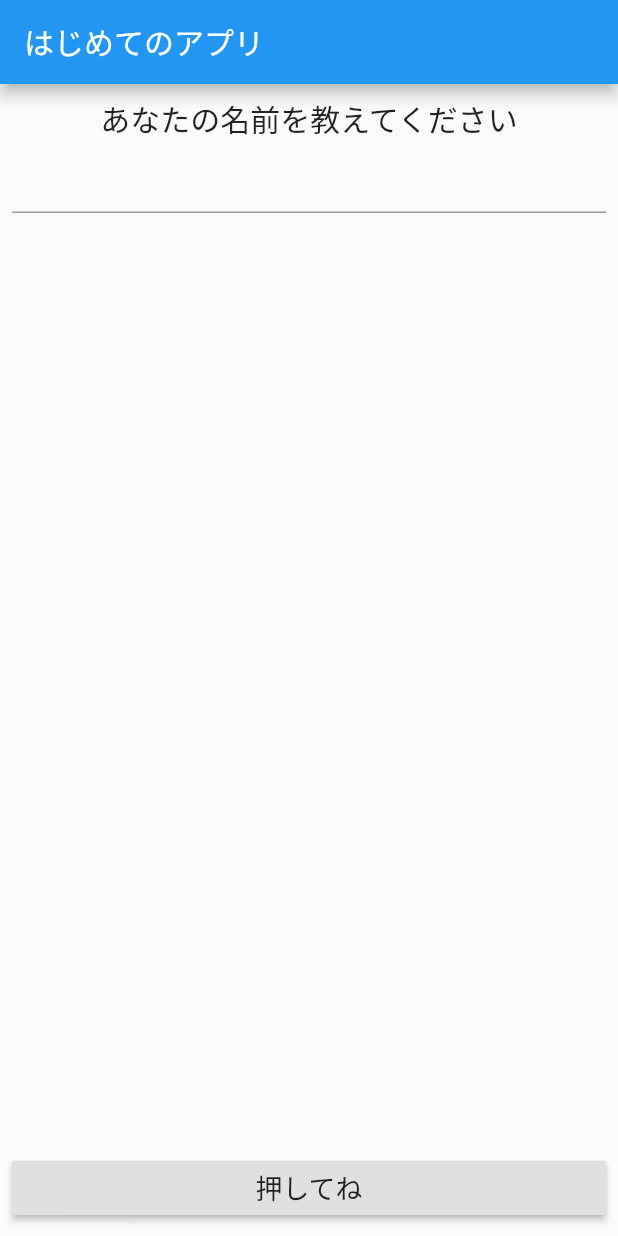
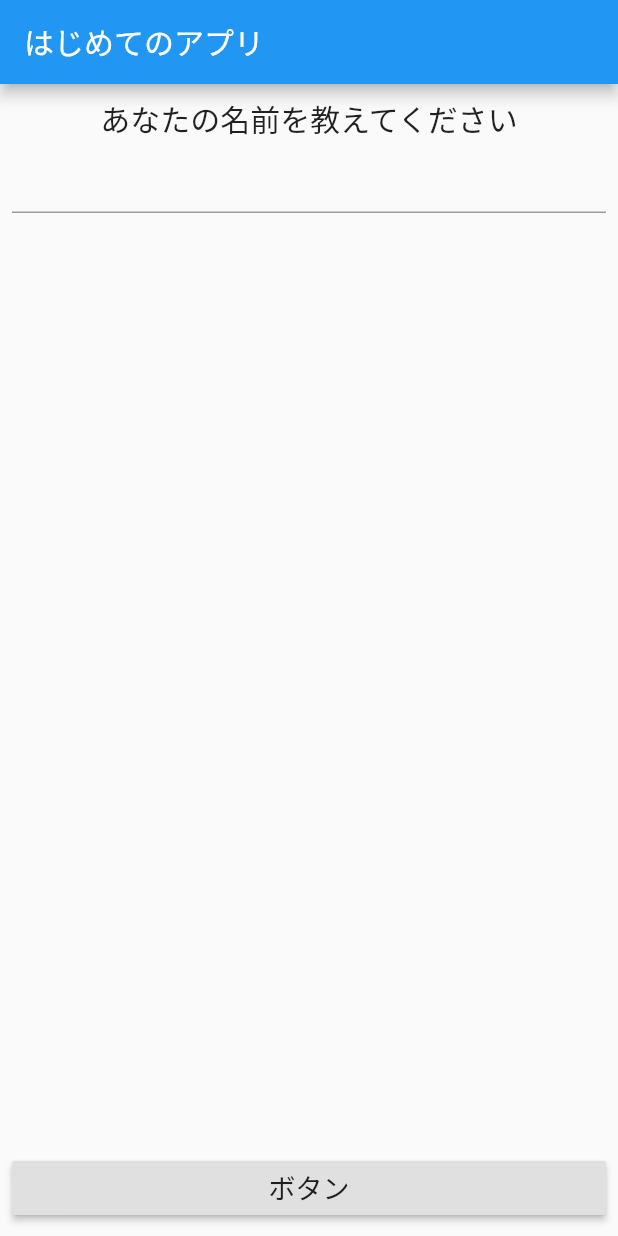
Before and after one commit to atsushi-1989/firstapp, a Flutter app: the screen it shows after launch, on a phone screen of 412 x 824 dp. Run offline on Flutter 3.47's test engine with Material 2 defaults, Android fonts, the light colour scheme and no system bars.

Commit message:
最初の投稿

```diff
--- a/lib/screens/home_screen.dart
+++ b/lib/screens/home_screen.dart
@@ -31,7 +31,7 @@ class _HomeScreenState extends State<HomeScreen> {
             SizedBox(
               width: double.infinity,
               child: RaisedButton(onPressed: () => _onClick(),
-                child: Text("押してね", style: TextStyle(fontSize: 18.0),),
+                child: Text("ボタン", style: TextStyle(fontSize: 18.0),),
               ),
             )
 
```
